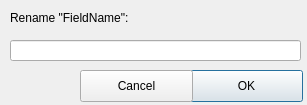
This is FieldRenameWindow.ui in adamarutyunov/QLAdmin as Qt 5 draws it before an edit. The edited form follows.
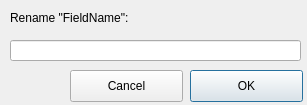
This is the edited form.

Commit message: Added UIs and classes for column actions in table (add, rename). Added rename tables actions. Changes in UIs. Moved closeEvent to QLWindow class.

The edit to the form file:
```diff
--- a/FieldRenameWindow.ui
+++ b/FieldRenameWindow.ui
@@ -52,7 +52,7 @@
   <widget class="QPushButton" name="cancel_button">
    <property name="geometry">
     <rect>
-     <x>80</x>
+     <x>70</x>
      <y>70</y>
      <width>113</width>
      <height>32</height>
```
The commit also changes 6 other files.
